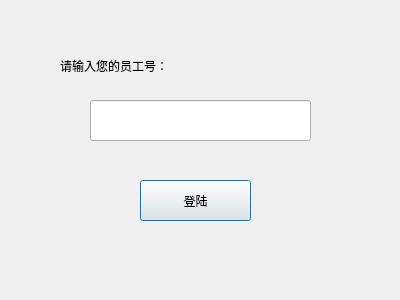
Before: the Qt Designer form Restaurant/stafflogin.ui in PG98/2017SepQt, drawn with Qt 5.
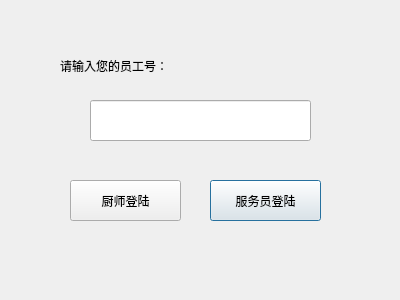
After: the same form once the commit is applied.

```diff
--- a/Restaurant/stafflogin.ui
+++ b/Restaurant/stafflogin.ui
@@ -39,14 +39,27 @@
   <widget class="QPushButton" name="loginBtn">
    <property name="geometry">
     <rect>
-     <x>140</x>
+     <x>210</x>
      <y>180</y>
      <width>111</width>
      <height>41</height>
     </rect>
    </property>
    <property name="text">
-    <string>登陆</string>
+    <string>服务员登陆</string>
+   </property>
+  </widget>
+  <widget class="QPushButton" name="waiterBtn_2">
+   <property name="geometry">
+    <rect>
+     <x>70</x>
+     <y>180</y>
+     <width>111</width>
+     <height>41</height>
+    </rect>
+   </property>
+   <property name="text">
+    <string>厨师登陆</string>
    </property>
   </widget>
  </widget>
```
Left out of the diff: 2 changed lines with no effect on the pictures.
